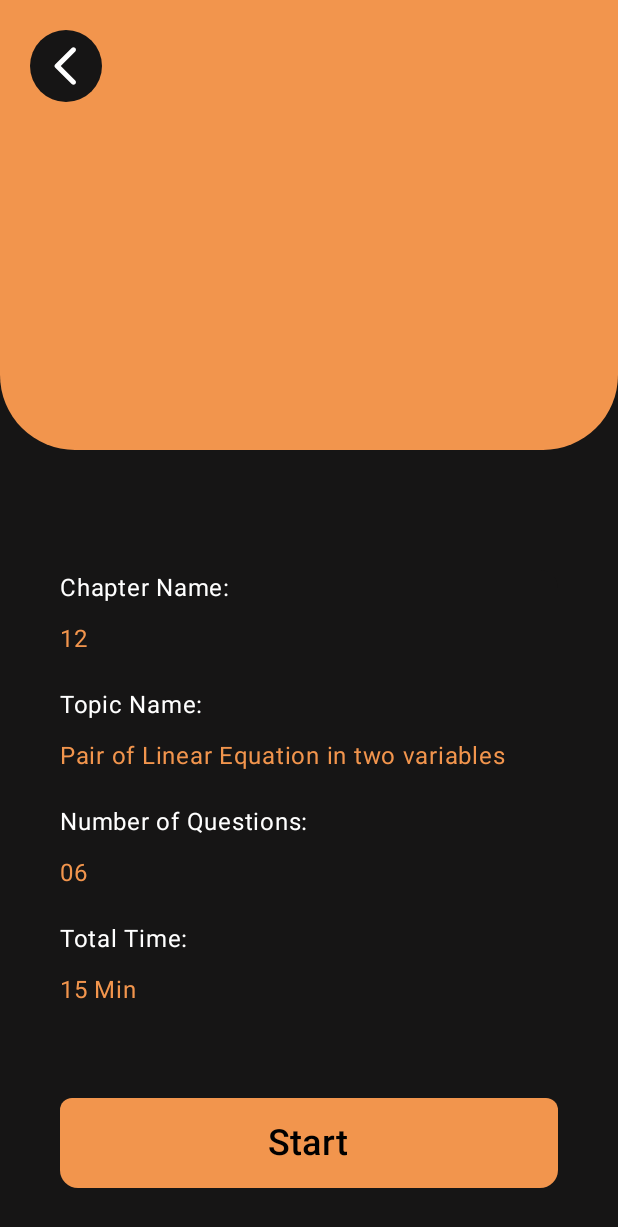
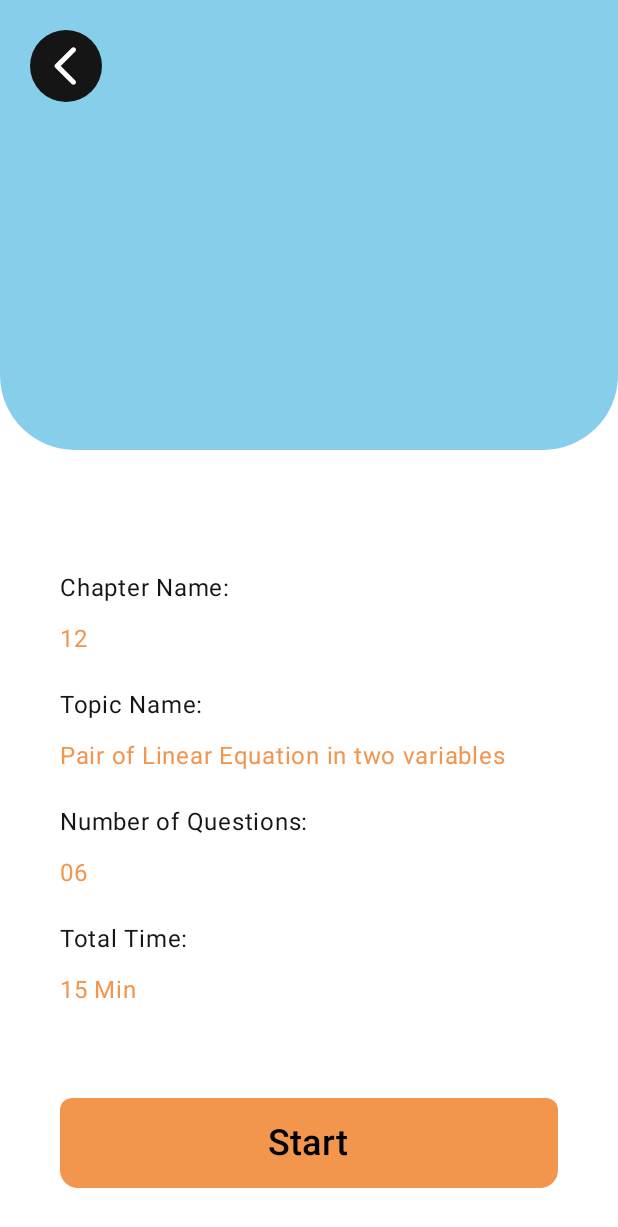
Before and after one commit to iamkiraan/Quizoo_jetPack_compose, an Android app built with Jetpack Compose: the composable Mathematics shown on its own in the app's theme, on a phone screen of 412 x 824 dp. Shown: the top 1227 px of the screen. Run offline under Robolectric (Android 15) with nearby library versions, the phone set to English and light mode, and no system bars; 3 statements that could not run were skipped.

```diff
--- a/app/src/main/java/com/example/quizoo/MainActivity.kt
+++ b/app/src/main/java/com/example/quizoo/MainActivity.kt
@@ -8,6 +8,7 @@ import androidx.lifecycle.ViewModel
 import androidx.navigation.NavController
 import androidx.navigation.NavHostController
 import androidx.navigation.compose.rememberNavController
+import com.example.quizoo.BottomNavBar.AppNavigation
 import com.example.quizoo.Navigations.SetUpNavigation
 import com.example.quizoo.Screens.SignUpScreen
 
@@ -23,6 +24,7 @@ class MainActivity : ComponentActivity() {
 
            navController = rememberNavController()
             SetUpNavigation(navController = navController)
+
         }
     }
 }
--- a/app/src/main/java/com/example/quizoo/Mathematics.kt
+++ b/app/src/main/java/com/example/quizoo/MainPart/Mathematics.kt
@@ -1,4 +1,4 @@
-package com.example.quizoo
+package com.example.quizoo.MainPart
 
 import androidx.compose.foundation.Image
 import androidx.compose.foundation.background
@@ -14,12 +14,13 @@ import androidx.compose.ui.graphics.Color
 import androidx.compose.ui.platform.LocalContext
 import androidx.compose.ui.res.painterResource
 import androidx.compose.ui.text.font.FontWeight
-import androidx.compose.ui.tooling.preview.Preview
 import androidx.compose.ui.unit.dp
 import androidx.compose.ui.unit.sp
 import androidx.navigation.NavController
+import com.example.quizoo.R
 import com.example.quizoo.dataStore.StoreUserDetails
 import com.example.quizoo.ui.theme.OrangeQ
+import com.example.quizoo.ui.theme.SkyBlue
 import com.example.quizoo.ui.theme.blackq
 
 
@@ -32,7 +33,8 @@ fun Mathematics(navController: NavController) {
     Box(
         modifier = Modifier
             .fillMaxSize()
-            .background(blackq)
+            .fillMaxWidth()
+            .background(Color.White)
     ) {
         Column() {
             Card(
@@ -40,7 +42,7 @@ fun Mathematics(navController: NavController) {
                     .fillMaxWidth()
                     .height(300.dp),
                 shape = RoundedCornerShape(bottomStart = 50.dp, bottomEnd = 50.dp),
-                colors = CardDefaults.cardColors(containerColor = OrangeQ)
+                colors = CardDefaults.cardColors(containerColor = SkyBlue)
             ) {
                 Box(
                     modifier = Modifier
@@ -76,33 +78,33 @@ fun Mathematics(navController: NavController) {
             Card(
                 modifier = Modifier
                     .padding(top = 80.dp, start = 40.dp,end =40.dp),
-                colors = CardDefaults.cardColors(containerColor = blackq)
+                colors = CardDefaults.cardColors(containerColor =Color.White)
             ) {
 
                 Column(
                 ) {
                     Text(text = "Chapter Name:",
-                        color =Color.White)
+                        color = blackq)
                     Text(text = "12",
                         color = OrangeQ,
                         modifier = Modifier.padding(top=10.dp)
                     )
                     Text(text = "Topic Name:",
-                        color =Color.White,
+                        color = blackq,
                         modifier = Modifier.padding(top = 20.dp))
                     Text(text = "Pair of Linear Equation in two variables",
                         color = OrangeQ,
                         modifier = Modifier.padding(top=10.dp)
                     )
                     Text(text = "Number of Questions:",
-                        color =Color.White,
+                        color = blackq,
                         modifier = Modifier.padding(top = 20.dp))
                     Text(text = "06",
                         color = OrangeQ,
                         modifier = Modifier.padding(top=10.dp)
                     )
                     Text(text = "Total Time:",
-                        color =Color.White,
+                        color = blackq,
                         modifier = Modifier.padding(top = 20.dp))
                     Text(text = "15 Min",
                         color = OrangeQ,
--- a/app/src/main/java/com/example/quizoo/Navigations/Navigation.kt
+++ b/app/src/main/java/com/example/quizoo/Navigations/Navigation.kt
@@ -4,7 +4,8 @@ import androidx.compose.runtime.Composable
 import androidx.navigation.NavHostController
 import androidx.navigation.compose.NavHost
 import androidx.navigation.compose.composable
-import com.example.quizoo.Mathematics
+import com.example.quizoo.BottomNavBar.AppNavigation
+import com.example.quizoo.MainPart.Mathematics
 import com.example.quizoo.Screens.Login
 import com.example.quizoo.Screens.SignUpScreen
 
@@ -31,7 +32,7 @@ fun SetUpNavigation(
        composable(
            route = Screens.mathematics.route
        ){
-           Mathematics(navController)
+           AppNavigation(navController)
        }
 
    }
--- a/app/src/main/java/com/example/quizoo/Navigations/screens.kt
+++ b/app/src/main/java/com/example/quizoo/Navigations/screens.kt
@@ -4,4 +4,5 @@ package com.example.quizoo.Navigations
      object Login : Screens(route = "Login")
      object Register : Screens(route = "Register")
      object mathematics : Screens(route = "mathematics")
+
  }
```
